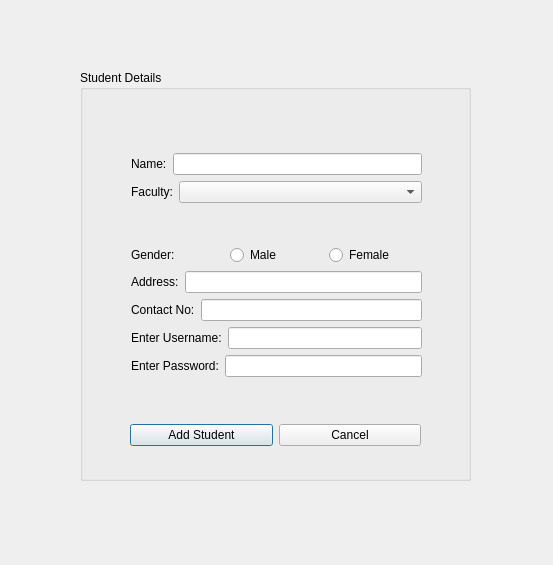
This is addstudent.ui in CallmeTeddyBear/Canteen-Management-System as Qt 5 draws it before an edit. The edited form follows.
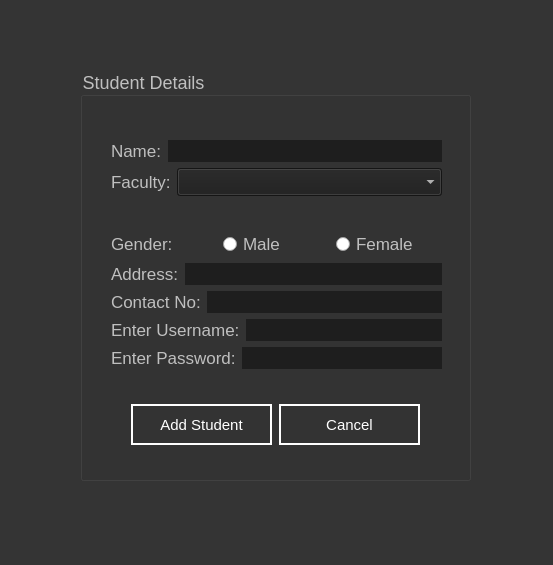
This is the edited form.

Patch:
```diff
--- a/addstudent.ui
+++ b/addstudent.ui
@@ -25,6 +25,61 @@
   <property name="windowTitle">
    <string>Add Student</string>
   </property>
+  <property name="styleSheet">
+   <string notr="true">QDialog
+{
+	background-color: rgb(52, 52, 52);
+}
+QGroupBox
+{
+	color: rgb(191, 191, 191);
+	font-size: 18px;
+}
+QLabel
+{
+	color: rgb(191, 191, 191);
+	font-size: 17px;
+}
+QLineEdit
+{	
+	color: rgb(255, 255, 255);
+	border-style: solid;
+	background-color: rgb(30, 30, 30);
+	font-size: 17px;
+}
+QPushButton
+{
+	color: rgb(255, 255, 255);
+	border-style: solid;
+	border-width: 2px;
+	border-color: rgb(255, 255, 255);
+}
+QPushButton:hover
+{
+	background-color: rgb(255, 255, 255);
+	color: rgb(52, 52, 52);
+}
+QRadioButton
+{
+	font-size: 17px;
+	color: rgb(191, 191, 191);
+}
+QComboBox
+{
+	color: rgb(255, 255, 255);
+	background-color: rgb(30, 30, 30);
+	font-size: 17px;
+}
+QComboBox:hover
+{
+	background-color: rgb(0, 0, 0);
+}
+QComboBox QAbstractItemView
+{
+	background-color: rgb(52, 52, 52);
+	color: rgb(255, 255, 255);
+}</string>
+  </property>
   <widget class="QGroupBox" name="groupBox">
    <property name="geometry">
     <rect>
@@ -34,42 +89,21 @@
      <height>411</height>
     </rect>
    </property>
+   <property name="font">
+    <font>
+     <pointsize>-1</pointsize>
+    </font>
+   </property>
    <property name="title">
     <string>Student Details</string>
    </property>
    <widget class="QWidget" name="layoutWidget">
     <property name="geometry">
      <rect>
-      <x>50</x>
-      <y>340</y>
-      <width>291</width>
-      <height>51</height>
-     </rect>
-    </property>
-    <layout class="QHBoxLayout" name="horizontalLayout_8">
-     <item>
-      <widget class="QPushButton" name="pushButton_add_student">
-       <property name="text">
-        <string>Add Student</string>
-       </property>
-      </widget>
-     </item>
-     <item>
-      <widget class="QPushButton" name="pushButton_cancel">
-       <property name="text">
-        <string>Cancel</string>
-       </property>
-      </widget>
-     </item>
-    </layout>
-   </widget>
-   <widget class="QWidget" name="layoutWidget">
-    <property name="geometry">
-     <rect>
-      <x>51</x>
-      <y>83</y>
-      <width>291</width>
-      <height>224</height>
+      <x>31</x>
+      <y>70</y>
+      <width>331</width>
+      <height>229</height>
      </rect>
     </property>
     <layout class="QVBoxLayout" name="verticalLayout">
@@ -77,6 +111,11 @@
       <layout class="QHBoxLayout" name="horizontalLayout">
        <item>
         <widget class="QLabel" name="label_name">
+         <property name="font">
+          <font>
+           <pointsize>-1</pointsize>
+          </font>
+         </property>
          <property name="text">
           <string>Name:</string>
          </property>
@@ -94,6 +133,11 @@
        </item>
        <item row="0" column="0">
         <widget class="QLabel" name="label_faculty">
+         <property name="font">
+          <font>
+           <pointsize>-1</pointsize>
+          </font>
+         </property>
          <property name="text">
           <string>Faculty:</string>
          </property>
@@ -105,6 +149,11 @@
       <layout class="QHBoxLayout" name="horizontalLayout_7">
        <item>
         <widget class="QLabel" name="label_gender">
+         <property name="font">
+          <font>
+           <pointsize>-1</pointsize>
+          </font>
+         </property>
          <property name="text">
           <string>Gender:</string>
          </property>
@@ -130,6 +179,11 @@
       <layout class="QHBoxLayout" name="horizontalLayout_3">
        <item>
         <widget class="QLabel" name="label_address">
+         <property name="font">
+          <font>
+           <pointsize>-1</pointsize>
+          </font>
+         </property>
          <property name="text">
           <string>Address:</string>
          </property>
@@ -144,6 +198,11 @@
       <layout class="QHBoxLayout" name="horizontalLayout_4">
        <item>
         <widget class="QLabel" name="label_contact">
+         <property name="font">
+          <font>
+           <pointsize>-1</pointsize>
+          </font>
+         </property>
          <property name="text">
           <string>Contact No:</string>
          </property>
@@ -158,6 +217,11 @@
       <layout class="QHBoxLayout" name="horizontalLayout_5">
        <item>
         <widget class="QLabel" name="label_username">
+         <property name="font">
+          <font>
+           <pointsize>-1</pointsize>
+          </font>
+         </property>
          <property name="text">
           <string>Enter Username:</string>
          </property>
@@ -172,6 +236,11 @@
       <layout class="QHBoxLayout" name="horizontalLayout_6">
        <item>
         <widget class="QLabel" name="label_password">
+         <property name="font">
+          <font>
+           <pointsize>-1</pointsize>
+          </font>
+         </property>
          <property name="text">
           <string>Enter Password:</string>
          </property>
@@ -188,6 +257,42 @@
      </item>
     </layout>
    </widget>
+   <widget class="QPushButton" name="pushButton_add_student">
+    <property name="geometry">
+     <rect>
+      <x>51</x>
+      <y>334</y>
+      <width>141</width>
+      <height>41</height>
+     </rect>
+    </property>
+    <property name="font">
+     <font>
+      <pointsize>11</pointsize>
+     </font>
+    </property>
+    <property name="text">
+     <string>Add Student</string>
+    </property>
+   </widget>
+   <widget class="QPushButton" name="pushButton_cancel">
+    <property name="geometry">
+     <rect>
+      <x>199</x>
+      <y>334</y>
+      <width>141</width>
+      <height>41</height>
+     </rect>
+    </property>
+    <property name="font">
+     <font>
+      <pointsize>11</pointsize>
+     </font>
+    </property>
+    <property name="text">
+     <string>Cancel</string>
+    </property>
+   </widget>
   </widget>
  </widget>
  <resources/>
```
